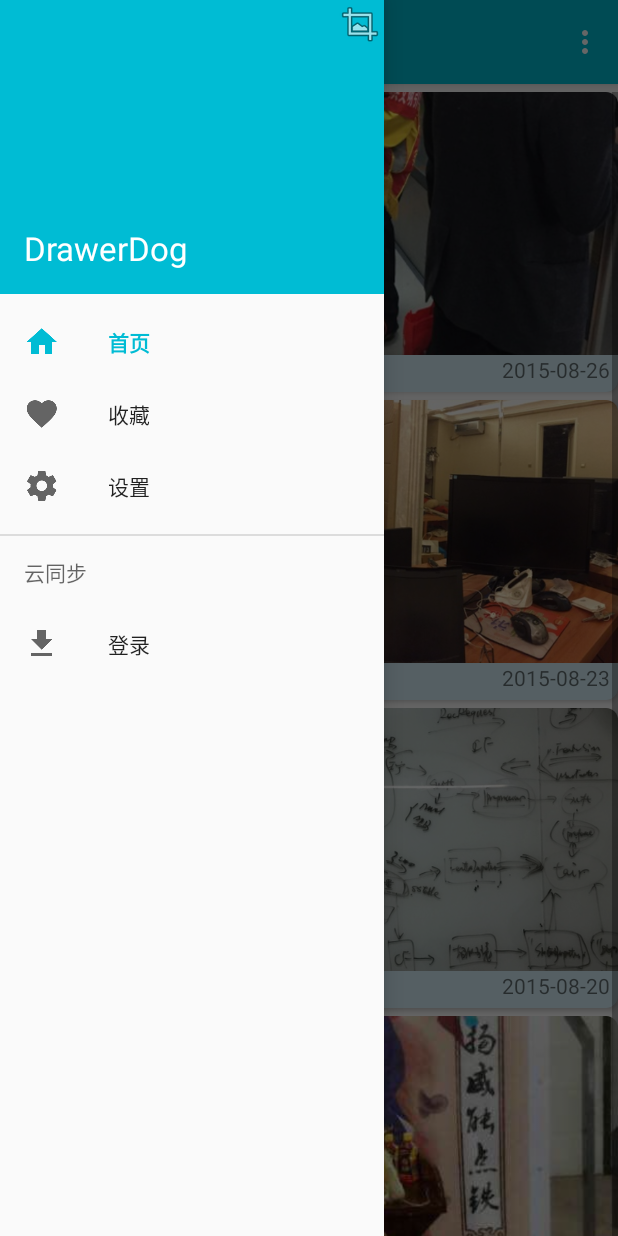
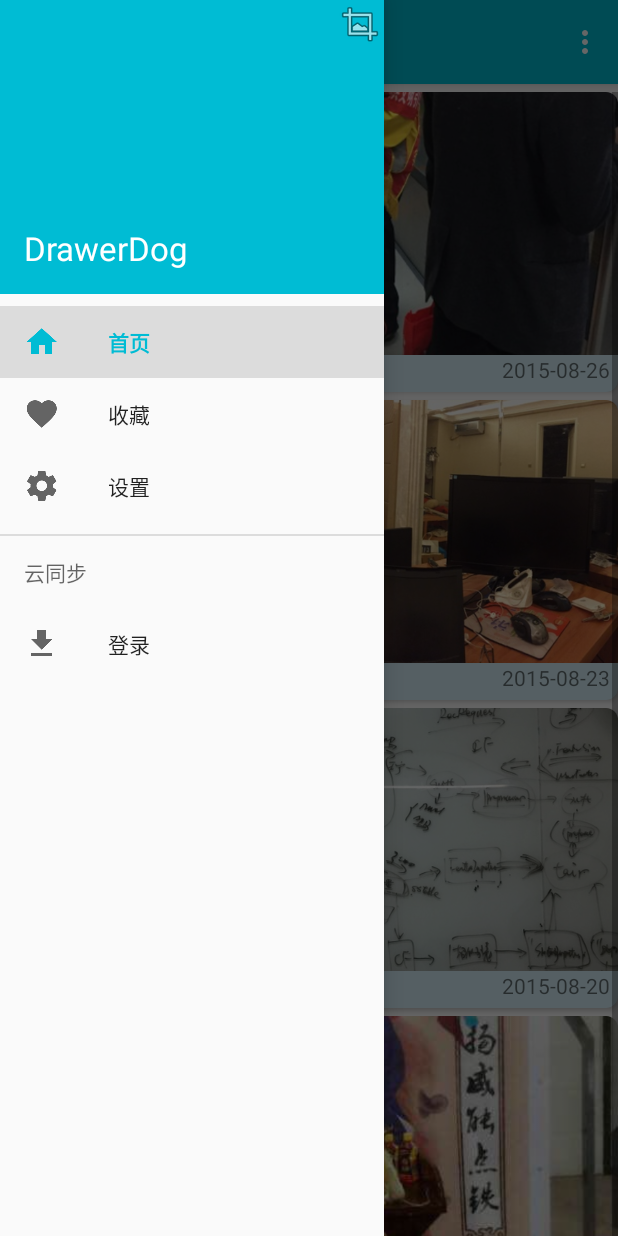
Before and after one commit to bpig/DrawerDog, an Android app: the screen it shows after launch (MainActivity), with the side drawer open, on a phone screen of 412 x 824 dp. Run offline under Robolectric (Android 15) with nearby library versions, the light colour scheme and no system bars; our stand-ins replace ButterKnife.

Commit message:
fix left item unclickable

```diff
--- a/app/src/main/java/bpig/drawerdog/MainActivity.java
+++ b/app/src/main/java/bpig/drawerdog/MainActivity.java
@@ -3,6 +3,7 @@ package bpig.drawerdog;
 import android.content.Intent;
 import android.os.Bundle;
 import android.support.design.widget.NavigationView;
+import android.support.design.widget.Snackbar;
 import android.support.v4.widget.DrawerLayout;
 import android.support.v7.app.ActionBar;
 import android.support.v7.app.AppCompatActivity;
@@ -12,6 +13,7 @@ import android.support.v7.widget.Toolbar;
 import android.view.LayoutInflater;
 import android.view.Menu;
 import android.view.MenuItem;
+import android.view.View;
 import android.view.ViewGroup;
 import android.widget.LinearLayout;
 import android.widget.TextView;
@@ -29,11 +31,14 @@ public class MainActivity extends AppCompatActivity {
     private static final String TAG = "xxxx";
     private MediaCapturer mMediaCapturer;
 
-    @Bind(R.id.act_main_drawerlayout)
-    DrawerLayout mMainDrawerLayout;
+    @Bind(R.id.drawer_layout)
+    DrawerLayout mDrawerLayout;
 
     @Bind(R.id.left_nav)
-    NavigationView mNavigationView;
+    NavigationView mLeftNav;
+
+    @Bind(R.id.content)
+    View mContent;
 
     @Bind(R.id.right_layout_menu)
     FlowLayout mRightMenuLayout;
@@ -48,7 +53,7 @@ public class MainActivity extends AppCompatActivity {
         ButterKnife.bind(this);
         mMediaCapturer = new MediaCapturer(this);
         initMainLayout();
-        initLeftMenuLayout(mNavigationView);
+        initLeftMenuLayout();
         initRightMenuLayout();
     }
 
@@ -69,9 +74,9 @@ public class MainActivity extends AppCompatActivity {
         });
     }
 
-    private void initLeftMenuLayout(NavigationView navigationView) {
-        navigationView.getMenu().findItem(R.id.nav_home).setChecked(true);
-        navigationView.setNavigationItemSelectedListener(menuItem -> {
+    private void initLeftMenuLayout() {
+        mLeftNav.setNavigationItemSelectedListener(menuItem -> {
+            Snackbar.make(mContent, menuItem.getTitle() + " pressed", Snackbar.LENGTH_LONG).show();
             menuItem.setChecked(true);
             return true;
         });
@@ -110,13 +115,8 @@ public class MainActivity extends AppCompatActivity {
             return true;
         }
         switch (itemId) {
-            case android.R.id.home:
-            case R.id.action_left_menu: {
-                if (!mMainDrawerLayout.isDrawerOpen(mNavigationView)) {
-                    mMainDrawerLayout.openDrawer(mNavigationView);
-                } else {
-                    mMainDrawerLayout.closeDrawer(mNavigationView);
-                }
+            case android.R.id.home: {
+                mDrawerLayout.openDrawer(mLeftNav);
                 return true;
             }
             default: {
--- /dev/null
+++ b/app/src/main/res/drawable-v21/selectable_item_background.xml
@@ -0,0 +1,24 @@
+<?xml version="1.0" encoding="utf-8"?>
+
+<!--
+  ~ Copyright (C) 2015 Antonio Leiva
+  ~
+  ~ Licensed under the Apache License, Version 2.0 (the "License");
+  ~ you may not use this file except in compliance with the License.
+  ~ You may obtain a copy of the License at
+  ~
+  ~       http://www.apache.org/licenses/LICENSE-2.0
+  ~
+  ~ Unless required by applicable law or agreed to in writing, software
+  ~ distributed under the License is distributed on an "AS IS" BASIS,
+  ~ WITHOUT WARRANTIES OR CONDITIONS OF ANY KIND, either express or implied.
+  ~ See the License for the specific language governing permissions and
+  ~ limitations under the License.
+  -->
+
+<ripple xmlns:android="http://schemas.android.com/apk/res/android"
+    android:color="?attr/colorControlHighlight">
+    <item
+        android:id="@android:id/mask"
+        android:drawable="@color/accent" />
+</ripple>
--- /dev/null
+++ b/app/src/main/res/drawable/selectable_item_background.xml
@@ -0,0 +1,5 @@
+<?xml version="1.0" encoding="utf-8"?>
+<selector xmlns:android="http://schemas.android.com/apk/res/android">
+    <item android:drawable="@color/accent_translucent" android:state_pressed="true" />
+    <item android:drawable="@android:color/transparent" />
+</selector>
--- a/app/src/main/res/layout/activity_main.xml
+++ b/app/src/main/res/layout/activity_main.xml
@@ -1,24 +1,22 @@
 <?xml version="1.0" encoding="utf-8"?>
 <android.support.v4.widget.DrawerLayout xmlns:android="http://schemas.android.com/apk/res/android"
     xmlns:app="http://schemas.android.com/apk/res-auto"
-    android:id="@+id/act_main_drawerlayout"
-    android:layout_width="match_parent"
-    android:layout_height="match_parent">
+    xmlns:tools="http://schemas.android.com/tools"
+    android:id="@+id/drawer_layout"
+    style="@style/match_parent"
+    tools:context=".MainActivity"
+    android:fitsSystemWindows="true">
 
+    <include layout="@layout/include_main" />
 
-    <!-- left menu -->
     <android.support.design.widget.NavigationView
         android:id="@+id/left_nav"
         android:layout_width="256dp"
         android:layout_height="match_parent"
         android:layout_gravity="start"
-        android:fitsSystemWindows="true"
-        app:headerLayout="@layout/left_nav_head"
-        app:menu="@menu/menu_left_drawer" />
+        app:headerLayout="@layout/header_left_nav"
+        app:menu="@menu/menu_left_nav" />
 
-    <include layout="@layout/include_main" />
-
-    <!-- right menu -->
     <LinearLayout
         android:layout_width="200dp"
         android:layout_height="match_parent"
@@ -36,7 +34,7 @@
         <bpig.drawerdog.views.FlowLayout
             android:id="@+id/right_layout_menu"
             android:layout_width="match_parent"
-            android:layout_height="wrap_content"/>
+            android:layout_height="wrap_content" />
     </LinearLayout>
 
 </android.support.v4.widget.DrawerLayout>
--- a/app/src/main/res/menu/menu_left_drawer.xml
+++ b/app/src/main/res/menu/menu_left_nav.xml
@@ -1,11 +1,12 @@
 <menu xmlns:android="http://schemas.android.com/apk/res/android">
-    <group>
+    <group android:checkableBehavior="single">
         <item
             android:id="@+id/nav_home"
+            android:checked="true"
             android:icon="@drawable/ic_home_black_24dp"
             android:title="首页" />
         <item
-            android:id="@+id/nav_media"
+            android:id="@+id/nav_favor"
             android:icon="@drawable/ic_favorite_black_24dp"
             android:title="收藏" />
         <item
@@ -17,7 +18,7 @@
         <menu>
             <item
                 android:icon="@drawable/ic_file_download_black_24dp"
-                android:title="登录"/>
+                android:title="登录" />
         </menu>
     </item>
 </menu>
--- a/app/src/main/res/menu/menu_main.xml
+++ b/app/src/main/res/menu/menu_main.xml
@@ -1,11 +1,6 @@
 <menu xmlns:android="http://schemas.android.com/apk/res/android"
     xmlns:tools="http://schemas.android.com/tools"
     tools:context=".MainActivity">
-    <item
-        android:id="@+id/action_left_menu"
-        android:icon="@android:drawable/ic_menu_sort_by_size"
-        android:title="Mine"
-        android:showAsAction="ifRoom" />
     <item
         android:id="@+id/photo"
         android:icon="@android:drawable/ic_menu_camera"
--- /dev/null
+++ b/app/src/main/res/values-v21/styles.xml
@@ -0,0 +1,26 @@
+<?xml version="1.0" encoding="utf-8"?>
+<!--
+  ~ Copyright (C) 2015 Antonio Leiva
+  ~
+  ~ Licensed under the Apache License, Version 2.0 (the "License");
+  ~ you may not use this file except in compliance with the License.
+  ~ You may obtain a copy of the License at
+  ~
+  ~       http://www.apache.org/licenses/LICENSE-2.0
+  ~
+  ~ Unless required by applicable law or agreed to in writing, software
+  ~ distributed under the License is distributed on an "AS IS" BASIS,
+  ~ WITHOUT WARRANTIES OR CONDITIONS OF ANY KIND, either express or implied.
+  ~ See the License for the specific language governing permissions and
+  ~ limitations under the License.
+  -->
+
+<resources>
+
+    <style name="AppTheme" parent="BaseTheme">
+        <item name="android:windowTranslucentStatus">true</item>
+        <item name="android:colorControlHighlight">@color/accent_translucent</item>
+        <item name="android:windowSharedElementsUseOverlay">false</item>
+    </style>
+
+</resources>
--- a/app/src/main/res/values/styles.xml
+++ b/app/src/main/res/values/styles.xml
@@ -6,8 +6,8 @@
         <item name="colorPrimary">@color/primary</item>
         <item name="colorPrimaryDark">@color/primary_dark</item>
         <item name="colorAccent">@color/accent</item>
-        <!--<item name="selectableItemBackground">@drawable/selectable_item_background</item>-->
-        <!--<item name="android:selectableItemBackground">@drawable/selectable_item_background</item>-->
+        <item name="selectableItemBackground">@drawable/selectable_item_background</item>
+        <item name="android:selectableItemBackground">@drawable/selectable_item_background</item>
     </style>
 
     <style name="match_parent">
```
Also changed, not shown: app/src/main/res/layout/header_left_nav.xml (renamed from app/src/main/res/layout/left_nav_head.xml), 1 other file.
